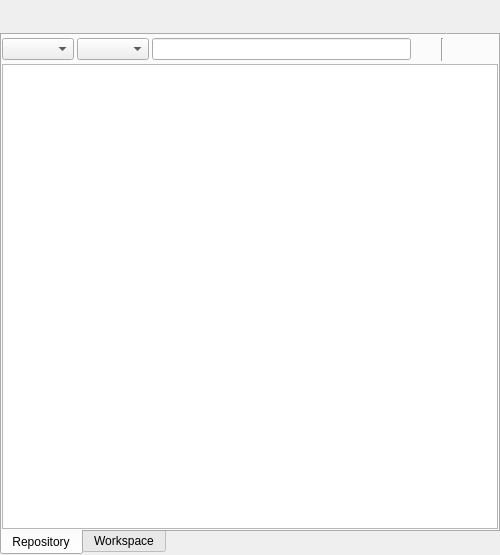
First picture: the form in maya/ui/main.ui, repository lonegather/Samkit, before the edit.
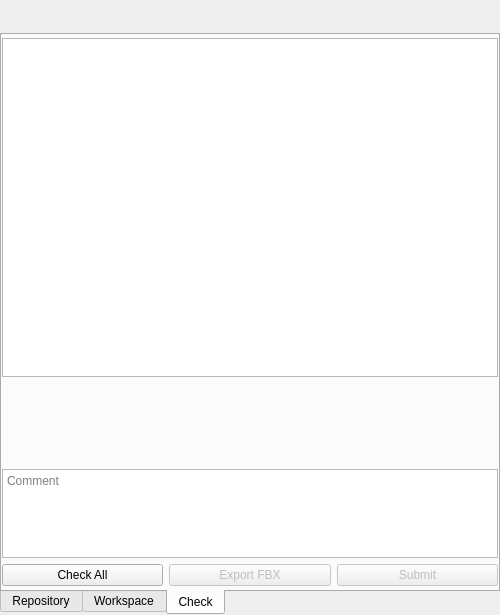
Second picture: the form after the edit. The open tabs and pages were chosen to show the change.

Patch:
```diff
--- a/maya/ui/main.ui
+++ b/maya/ui/main.ui
@@ -7,7 +7,7 @@
     <x>0</x>
     <y>0</y>
     <width>500</width>
-    <height>555</height>
+    <height>615</height>
    </rect>
   </property>
   <property name="minimumSize">
@@ -225,6 +225,107 @@
        </item>
       </layout>
      </widget>
+     <widget class="QWidget" name="tab_check">
+      <attribute name="title">
+       <string>Check</string>
+      </attribute>
+      <layout class="QVBoxLayout" name="verticalLayout_6" stretch="1,0,0,0">
+       <property name="leftMargin">
+        <number>0</number>
+       </property>
+       <property name="topMargin">
+        <number>3</number>
+       </property>
+       <property name="rightMargin">
+        <number>0</number>
+       </property>
+       <property name="bottomMargin">
+        <number>3</number>
+       </property>
+       <item>
+        <widget class="QTreeView" name="tv_plugin">
+         <property name="indentation">
+          <number>15</number>
+         </property>
+         <property name="headerHidden">
+          <bool>true</bool>
+         </property>
+        </widget>
+       </item>
+       <item>
+        <widget class="QLabel" name="lbl_doc">
+         <property name="minimumSize">
+          <size>
+           <width>0</width>
+           <height>80</height>
+          </size>
+         </property>
+         <property name="text">
+          <string/>
+         </property>
+         <property name="alignment">
+          <set>Qt::AlignLeading|Qt::AlignLeft|Qt::AlignVCenter</set>
+         </property>
+         <property name="wordWrap">
+          <bool>true</bool>
+         </property>
+        </widget>
+       </item>
+       <item>
+        <widget class="QPlainTextEdit" name="te_comment">
+         <property name="sizePolicy">
+          <sizepolicy hsizetype="Expanding" vsizetype="Preferred">
+           <horstretch>0</horstretch>
+           <verstretch>0</verstretch>
+          </sizepolicy>
+         </property>
+         <property name="maximumSize">
+          <size>
+           <width>16777215</width>
+           <height>89</height>
+          </size>
+         </property>
+         <property name="documentTitle">
+          <string/>
+         </property>
+         <property name="placeholderText">
+          <string>Comment</string>
+         </property>
+        </widget>
+       </item>
+       <item>
+        <layout class="QHBoxLayout" name="horizontalLayout_4">
+         <item>
+          <widget class="QPushButton" name="btn_check">
+           <property name="text">
+            <string>Check All</string>
+           </property>
+          </widget>
+         </item>
+         <item>
+          <widget class="QPushButton" name="btn_export">
+           <property name="enabled">
+            <bool>false</bool>
+           </property>
+           <property name="text">
+            <string>Export FBX</string>
+           </property>
+          </widget>
+         </item>
+         <item>
+          <widget class="QPushButton" name="btn_submit">
+           <property name="enabled">
+            <bool>false</bool>
+           </property>
+           <property name="text">
+            <string>Submit</string>
+           </property>
+          </widget>
+         </item>
+        </layout>
+       </item>
+      </layout>
+     </widget>
     </widget>
    </item>
   </layout>
```
Left out of the diff: 2 changed lines with no effect on the pictures.
